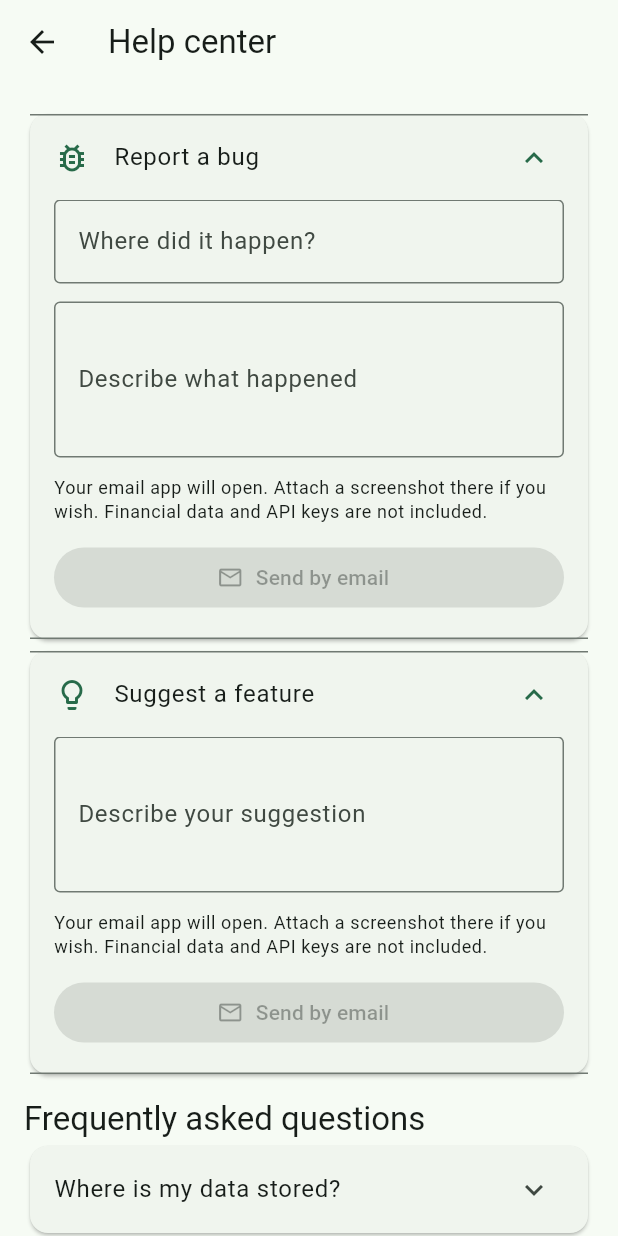
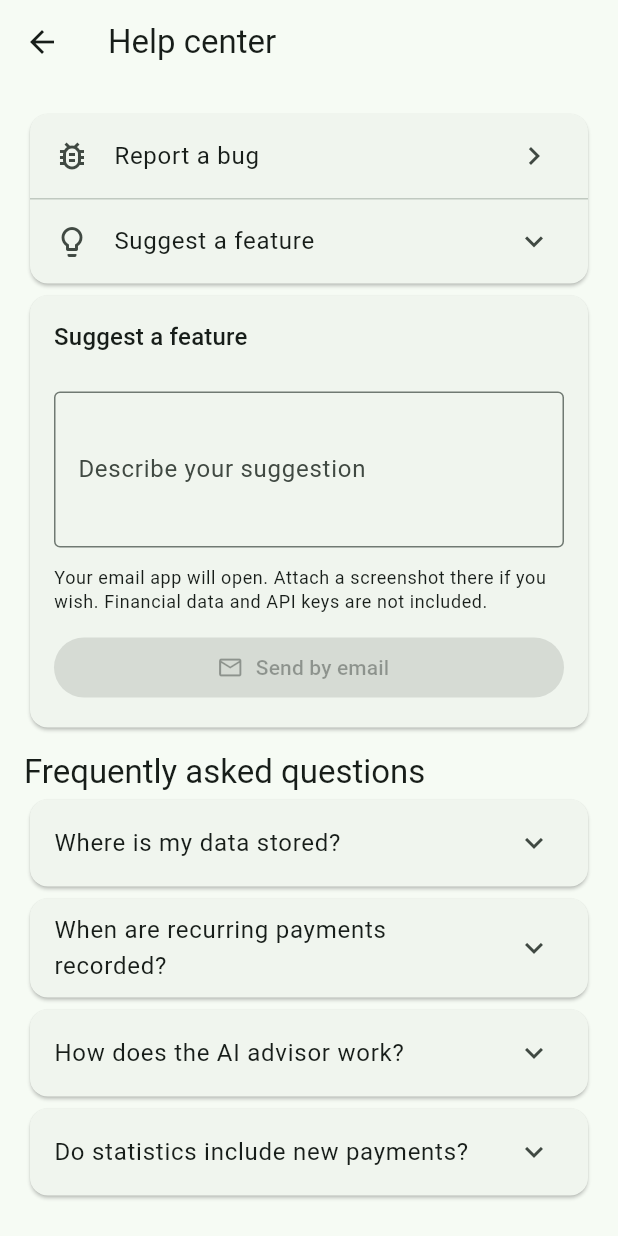
Before and after one commit to MAFIAGETAGAMER/MafiFlow-Mobile, a Flutter app: the MafiHelpCenter screen opened directly with empty values, after a tap on "Report a bug", after a tap on "Suggest a feature", on a phone screen of 412 x 824 dp. Run offline on Flutter 3.47's test engine with Material 3 defaults, Android fonts, the phone set to English and light mode, and no system bars; our stand-ins replace fl_chart, shared_preferences; accounts and stored records are empty.

Commit message:
Add files via upload

```diff
--- a/lib/main.dart
+++ b/lib/main.dart
@@ -1192,14 +1192,14 @@
   @override State<MafiHelpCenter> createState()=>_MafiHelpCenterState();
 }
 class _MafiHelpCenterState extends State<MafiHelpCenter> {
-  final suggestion=TextEditingController();
+  String? category;
   final description=TextEditingController();
   final location=TextEditingController();
   String t(String key)=>helpLabels[widget.language]?[key]??helpLabels['en']![key]??key;
-  @override void dispose(){description.dispose();suggestion.dispose();location.dispose();super.dispose();}
-  Future<void> send(String category, TextEditingController message) async {
+  @override void dispose(){description.dispose();location.dispose();super.dispose();}
+  Future<void> send() async {
     final subject=category=='bug'?'MafiFlow - Bug report':'MafiFlow - Feature suggestion';
-    final body='MafiFlow 1.0.7 Beta 18\nLanguage: ${widget.language}\nSection: ${category=='bug'?location.text.trim():''}\n\n${message.text.trim()}\n\n(Screenshots can be attached in your email app.)';
+    final body='MafiFlow 1.0.7 Beta 18\nLanguage: ${widget.language}\nSection: ${location.text.trim()}\n\n${description.text.trim()}\n\n(Screenshots can be attached in your email app.)';
     final uri=Uri(scheme:'mailto',path:'mafistudio.dev@gmail.com',query:Uri(queryParameters:{'subject':subject,'body':body}).query);
     try {
       if(!await launchUrl(uri,mode:LaunchMode.externalApplication))throw StateError('Email app unavailable');
@@ -1208,40 +1208,57 @@
       if(mounted)ScaffoldMessenger.of(context).showSnackBar(SnackBar(content:Text(t('emailFailed'))));
     }
   }
-  Widget feedbackSection(String category, TextEditingController message,
-      IconData icon, String title) {
-    return Card(child:ExpansionTile(
-      key:PageStorageKey<String>('feedback_$category'),
-      maintainState:true,
-      leading:Icon(icon),
-      title:Text(t(title)),
-      children:[Padding(
-        padding:const EdgeInsets.fromLTRB(16,0,16,16),
-        child:Column(crossAxisAlignment:CrossAxisAlignment.stretch,children:[
-          if(category=='bug') ...[
-            TextField(controller:location,decoration:InputDecoration(
-              labelText:t('whereBug'),border:const OutlineInputBorder())),
-            const SizedBox(height:12),
-          ],
-          TextField(controller:message,minLines:3,maxLines:6,
-            onChanged:(_)=>setState((){}),decoration:InputDecoration(
-              labelText:t(category=='bug'?'describeBug':'describeIdea'),
-              border:const OutlineInputBorder())),
-          const SizedBox(height:12),
-          Text(t('emailPrivacy'),style:Theme.of(context).textTheme.bodySmall),
-          const SizedBox(height:12),
-          FilledButton.icon(
-            onPressed:message.text.trim().isEmpty?null:()=>send(category,message),
-            icon:const Icon(Icons.mail_outline),label:Text(t('sendEmail'))),
-        ]),
-      )],
-    ));
-  }
   @override Widget build(BuildContext context){
     final theme=Theme.of(context);
     return Scaffold(appBar:AppBar(title:Text(t('helpCenter'))),body:ListView(padding:const EdgeInsets.all(16),children:[
-      feedbackSection('bug',description,Icons.bug_report_outlined,'reportBug'),
-      feedbackSection('idea',suggestion,Icons.lightbulb_outline,'suggestFeature'),
+      Card(child:Column(children:[
+        ListTile(
+          leading: const Icon(Icons.bug_report_outlined),
+          title: Text(t('reportBug')),
+          trailing: AnimatedRotation(
+            turns: category == 'bug' ? 0.25 : 0.0,
+            duration: const Duration(milliseconds: 180),
+            child: const Icon(Icons.chevron_right),
+          ),
+          onTap: () => setState(() {
+            if (category == 'bug') {
+              category = null;
+            } else {
+              category = 'bug';
+              description.clear();
+              location.clear();
+            }
+          }),
+        ),
+        const Divider(height: 1),
+        ListTile(
+          leading: const Icon(Icons.lightbulb_outline),
+          title: Text(t('suggestFeature')),
+          trailing: AnimatedRotation(
+            turns: category == 'idea' ? 0.25 : 0.0,
+            duration: const Duration(milliseconds: 180),
+            child: const Icon(Icons.chevron_right),
+          ),
+          onTap: () => setState(() {
+            if (category == 'idea') {
+              category = null;
+            } else {
+              category = 'idea';
+              description.clear();
+              location.clear();
+            }
+          }),
+        ),
+      ])),
+      if(category!=null)Card(child:Padding(padding:const EdgeInsets.all(16),child:Column(crossAxisAlignment:CrossAxisAlignment.stretch,children:[
+        Text(category=='bug'?t('reportBug'):t('suggestFeature'),style:theme.textTheme.titleMedium),
+        const SizedBox(height:12),
+        if(category=='bug')TextField(controller:location,decoration:InputDecoration(labelText:t('whereBug'),border:const OutlineInputBorder())),
+        const SizedBox(height:12),
+        TextField(controller:description,minLines:3,maxLines:6,onChanged:(_)=>setState((){}),decoration:InputDecoration(labelText:category=='bug'?t('describeBug'):t('describeIdea'),border:const OutlineInputBorder())),
+        const SizedBox(height:12),Text(t('emailPrivacy'),style:theme.textTheme.bodySmall),
+        const SizedBox(height:12),FilledButton.icon(onPressed:description.text.trim().isEmpty?null:send,icon:const Icon(Icons.mail_outline),label:Text(t('sendEmail'))),
+      ]))),
       const SizedBox(height:12),Text(t('faq'),style:theme.textTheme.titleLarge),
       for(final q in [['faqDataQ','faqDataA'],['faqPaymentsQ','faqPaymentsA'],['faqAiQ','faqAiA'],['faqStatsQ','faqStatsA']])
         Card(child:ExpansionTile(title:Text(t(q[0])),children:[Padding(padding:const EdgeInsets.fromLTRB(16,0,16,16),child:Align(alignment:Alignment.centerLeft,child:Text(t(q[1]))))])),
--- a/pubspec.yaml
+++ b/pubspec.yaml
@@ -1,7 +1,7 @@
 name: mafiflow_mobile
 description: MafiFlow Mobile for Android and iOS
 publish_to: none
-version: 1.0.9+20
+version: 1.0.9+21
 
 environment:
   sdk: '>=3.3.0 <4.0.0'
```
Also changed, not shown: 1 other file.
